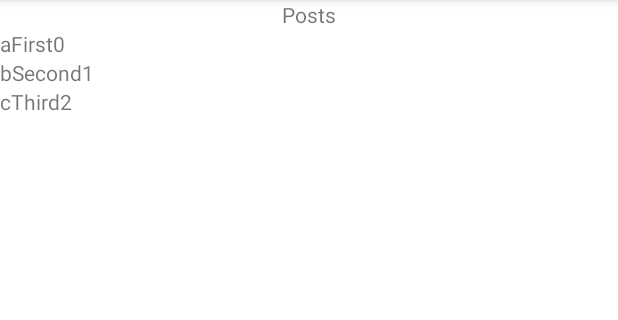
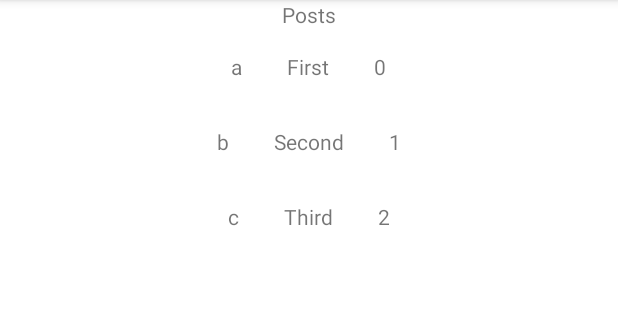
Before and after one commit to MichaelJahns/fo-AndroidBuild, an Android app: the screen it shows after launch (MainActivity), on a phone screen of 412 x 824 dp, the part 84-404 px from its top. Run offline under Robolectric (Android 15) with nearby library versions, the phone set to English and light mode, and no system bars; 1 statement that could not run was skipped.

```diff
--- /dev/null
+++ b/app/src/main/java/com/firstorion/project/database/PostDao.java
@@ -0,0 +1,4 @@
+package com.firstorion.project.database;
+
+public class PostDao {
+}
--- a/app/src/main/java/com/firstorion/project/ui/post/PostsFragment.kt
+++ b/app/src/main/java/com/firstorion/project/ui/post/PostsFragment.kt
@@ -27,7 +27,12 @@ class PostsFragment : Fragment(), PostsRVAdapter.OnPostClickedListener {
         postsAdapter = PostsRVAdapter(this, list)
         bindUI(view)
         setupRecyclerView()
+        setupObservers()
         return view
+    }
+
+    private fun setupObservers() {
+        TODO("Not yet implemented")
     }
 
     private fun bindUI(view: View){
--- a/app/src/main/res/layout/post_row.xml
+++ b/app/src/main/res/layout/post_row.xml
@@ -7,16 +7,20 @@
     <LinearLayout
         android:layout_width="match_parent"
         android:layout_height="match_parent"
+        android:gravity="center"
+        android:minHeight="50dp"
         android:orientation="horizontal">
         <TextView
             android:id="@+id/tvPostTitle"
             android:layout_width="wrap_content"
             android:layout_height="wrap_content"
+            android:layout_marginEnd="30dp"
             android:text="@string/post_title"/>
         <TextView
             android:id="@+id/tvPostBody"
             android:layout_width="wrap_content"
             android:layout_height="wrap_content"
+            android:layout_marginEnd="30dp"
             android:text="@string/post_body"/>
         <TextView
             android:id="@+id/tvPostUserId"
```
Also changed, not shown: app/build.gradle (+5 -5 lines), app/src/main/java/com/firstorion/project/database/Post.kt (added, +15 -0 lines), app/src/main/java/com/firstorion/project/database/PostDatabase.kt (added, +35 -0 lines), app/src/main/java/com/firstorion/project/repo/post/IPostsDatabase.kt (+14 -2 lines).
